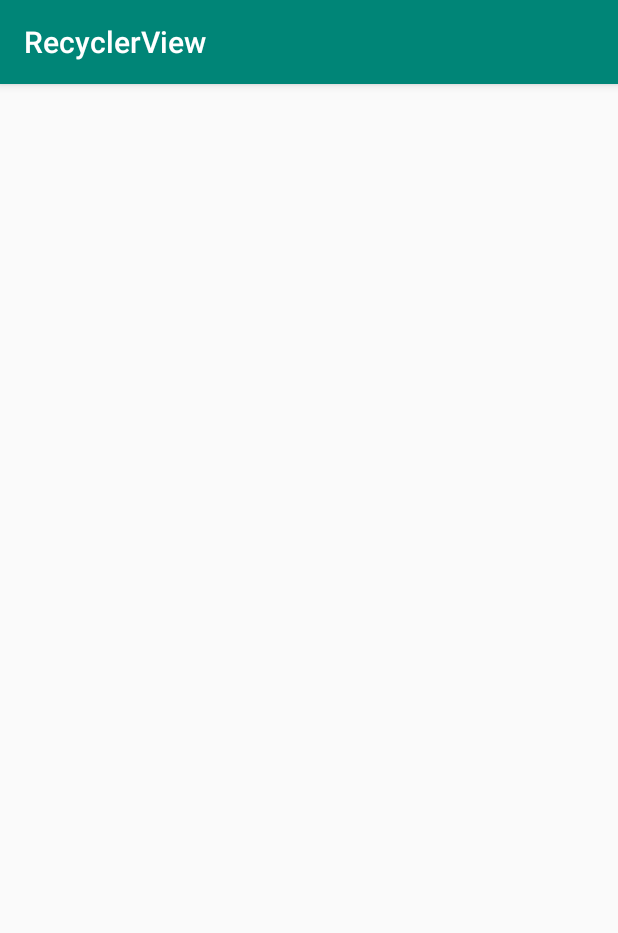
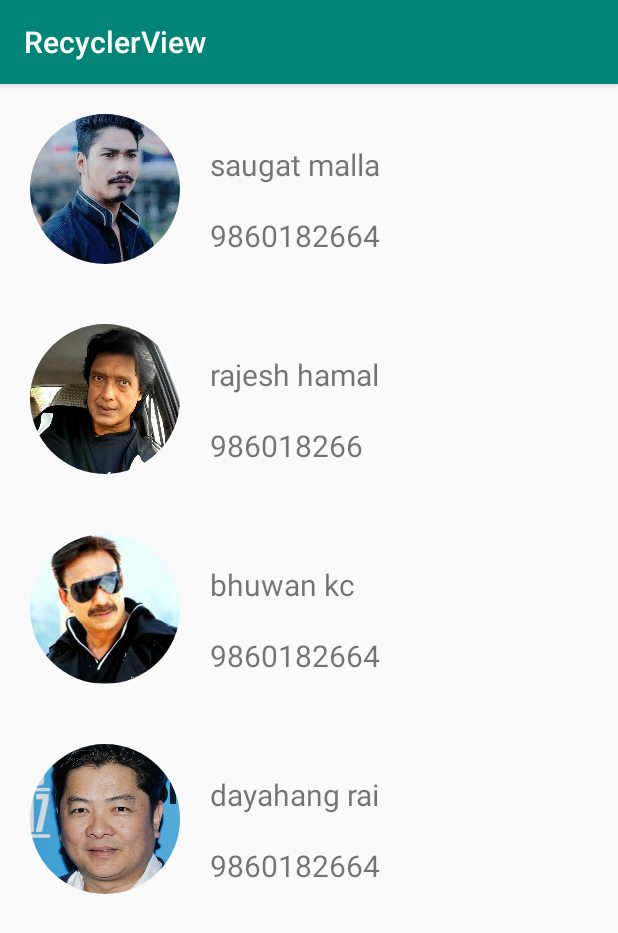
Before and after one commit to anubhav777/RecyclerView, an Android app: the screen it shows after launch (MainActivity), on a phone screen of 412 x 824 dp. Shown: the top 933 px of the screen. Run offline under Robolectric (Android 15) with nearby library versions, the phone set to English and light mode, and no system bars; our stand-ins replace CircleImageView.

```diff
--- a/app/src/main/java/adapter/ContactAdapter.java
+++ b/app/src/main/java/adapter/ContactAdapter.java
@@ -3,6 +3,7 @@ package adapter;
 import android.content.Context;
 import android.support.annotation.NonNull;
 import android.support.v7.widget.RecyclerView;
+import android.view.LayoutInflater;
 import android.view.View;
 import android.view.ViewGroup;
 import android.widget.TextView;
@@ -27,18 +28,30 @@ public class ContactAdapter extends RecyclerView.Adapter<ContactAdapter.Contacts
     @NonNull
     @Override
     public ContactsViewHolder onCreateViewHolder(@NonNull ViewGroup viewGroup, int i) {
-        return null;
+
+
+        View view= LayoutInflater.from(viewGroup.getContext())
+                .inflate(R.layout.contact,viewGroup,false);
+
+        return new ContactsViewHolder(view);
     }
 
     @Override
     public void onBindViewHolder(@NonNull ContactsViewHolder contactsViewHolder, int i) {
 
+        Contacts contacts =contactsList.get(i);
+        contactsViewHolder.imgProfile.setImageResource(contacts.getImageId());
+        contactsViewHolder.tvName.setText(contacts.getName());
+        contactsViewHolder.tvPhone.setText(contacts.getPhoneNo());
     }
 
     @Override
     public int getItemCount() {
-        return 0;
+        return contactsList.size();
+
     }
+
+
 
     public class ContactsViewHolder extends RecyclerView.ViewHolder{
         CircleImageView imgProfile;
--- a/app/src/main/java/com/e/recyclerview/MainActivity.java
+++ b/app/src/main/java/com/e/recyclerview/MainActivity.java
@@ -2,12 +2,46 @@ package com.e.recyclerview;
 
 import android.support.v7.app.AppCompatActivity;
 import android.os.Bundle;
+import android.support.v7.widget.LinearLayoutManager;
+import android.support.v7.widget.RecyclerView;
+import android.widget.LinearLayout;
+
+import java.util.ArrayList;
+import java.util.List;
+
+import adapter.ContactAdapter;
+import model.Contacts;
 
 public class MainActivity extends AppCompatActivity {
 
+    private RecyclerView recyclerView;
     @Override
     protected void onCreate(Bundle savedInstanceState) {
         super.onCreate( savedInstanceState );
         setContentView( R.layout.activity_main );
+
+
+        recyclerView=findViewById(R.id.recyclerView);
+
+        List<Contacts>contactsList =new ArrayList<>();
+        contactsList.add(new Contacts("saugat malla","9860182664",R.drawable.saugat));
+        contactsList.add(new Contacts("rajesh hamal","986018266",R.drawable.rajesh));
+        contactsList.add(new Contacts("bhuwan kc","9860182664",R.drawable.bhuwan));
+        contactsList.add(new Contacts("dayahang rai","9860182664",R.drawable.dahayang));
+
+
+//        contactsList.add(new Contacts("saugs"));
+//        contactsList.add(new Contacts(name: "Saugat Malla",phoneNo: "9860182664",R.drawable.rajesh));
+//        contactsList.add(new Contacts(name: "Saugat Malla",phoneNo: "9860182664",R.drawable.dahayang));
+//        contactsList.add(new Contacts(name: "Saugat Malla",phoneNo: "9860182664",R.drawable.bhuwan));
+
+
+        ContactAdapter contactsAdapter=new ContactAdapter(this,contactsList);
+
+        recyclerView.setAdapter(contactsAdapter);
+        recyclerView.setLayoutManager(new LinearLayoutManager(this, LinearLayoutManager.VERTICAL,false));
+
     }
+
+
 }
--- a/app/src/main/java/model/Contacts.java
+++ b/app/src/main/java/model/Contacts.java
@@ -4,6 +4,12 @@ public class Contacts {
     private String name;
     private String phoneNo;
     private int imageId;
+
+    public Contacts(String name, String phoneNo, int imageId) {
+        this.name = name;
+        this.phoneNo = phoneNo;
+        this.imageId = imageId;
+    }
 
     public String getName() {
         return name;
```
